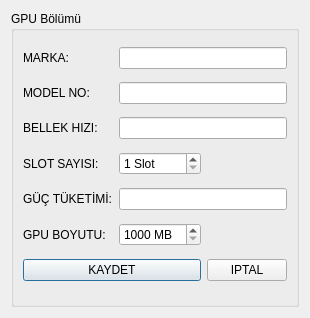
Old version of the form UI/VeriFormlari/tmogputanimlamaformu.ui in the repository onur35iii/TeknolojiMarketiOtomasyonu.
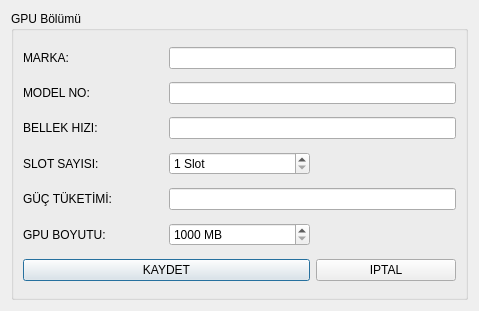
New version of the form.

Diff of the .ui file:
```diff
--- a/UI/VeriFormlari/tmogputanimlamaformu.ui
+++ b/UI/VeriFormlari/tmogputanimlamaformu.ui
@@ -6,8 +6,8 @@
    <rect>
     <x>0</x>
     <y>0</y>
-    <width>268</width>
-    <height>318</height>
+    <width>479</width>
+    <height>311</height>
    </rect>
   </property>
   <property name="windowTitle">
```
Left out of the diff: 12 changed lines with no effect on the pictures.
